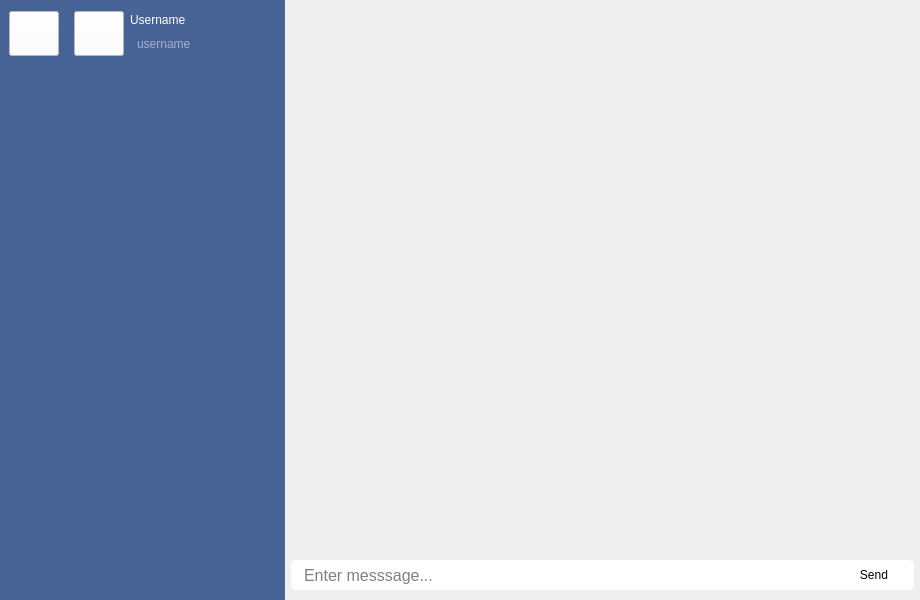
Diamondman51/telegram, file ui_files/main_window.ui: the form before one commit.
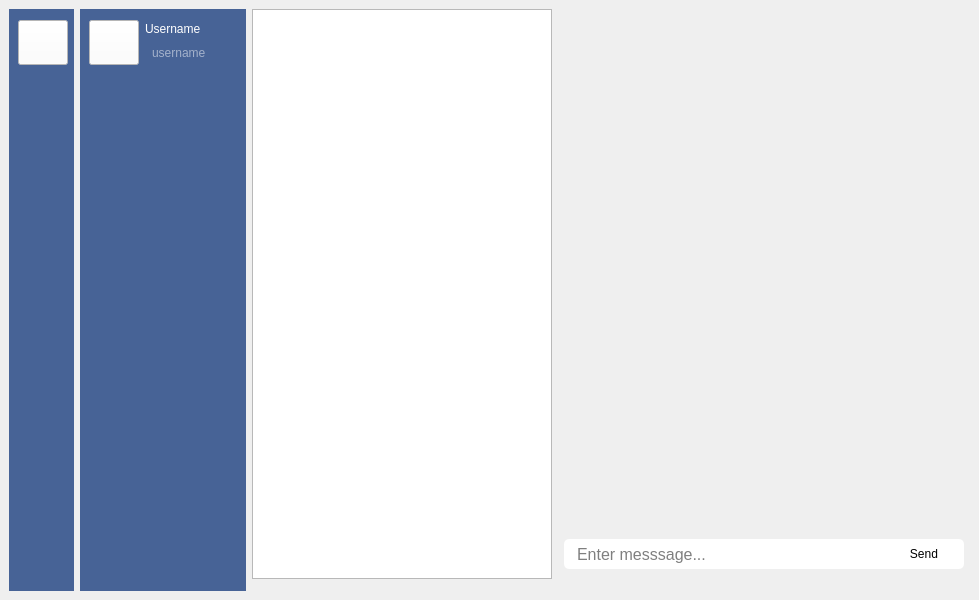
The form after the commit. Icons and pictures are not drawn.

Commit message: adding users list

What changed in the file:
```diff
--- a/ui_files/main_window.ui
+++ b/ui_files/main_window.ui
@@ -6,7 +6,7 @@
    <rect>
     <x>0</x>
     <y>0</y>
-    <width>920</width>
+    <width>979</width>
     <height>600</height>
    </rect>
   </property>
@@ -15,21 +15,21 @@
   </property>
   <layout class="QGridLayout" name="gridLayout_2">
    <property name="leftMargin">
-    <number>0</number>
+    <number>9</number>
    </property>
    <property name="topMargin">
-    <number>0</number>
+    <number>9</number>
    </property>
    <property name="rightMargin">
-    <number>0</number>
+    <number>9</number>
    </property>
    <property name="bottomMargin">
-    <number>0</number>
+    <number>9</number>
    </property>
    <property name="spacing">
-    <number>0</number>
+    <number>6</number>
    </property>
-   <item row="0" column="2" colspan="2">
+   <item row="0" column="3" colspan="2">
     <widget class="QStackedWidget" name="stackedWidget">
      <widget class="QWidget" name="page">
       <property name="styleSheet">
@@ -57,8 +57,15 @@
        </property>
        <item>
         <widget class="QListWidget" name="listWidget_for_messages">
+         <property name="minimumSize">
+          <size>
+           <width>400</width>
+           <height>0</height>
+          </size>
+         </property>
          <property name="styleSheet">
-          <string notr="true">background-color: rgba(255, 255, 255, 0);
+          <string notr="true">color: rgb(255, 255, 255);
+background-color: rgba(255, 255, 255,0);
 border:none</string>
          </property>
          <property name="verticalScrollMode">
@@ -143,6 +150,12 @@
    </item>
    <item row="0" column="1" rowspan="3">
     <widget class="QWidget" name="widget_2" native="true">
+     <property name="minimumSize">
+      <size>
+       <width>166</width>
+       <height>0</height>
+      </size>
+     </property>
      <property name="maximumSize">
       <size>
        <width>220</width>
@@ -312,6 +325,22 @@
      </layout>
     </widget>
    </item>
+   <item row="0" column="2">
+    <widget class="QListWidget" name="users_listWidget">
+     <property name="minimumSize">
+      <size>
+       <width>300</width>
+       <height>0</height>
+      </size>
+     </property>
+     <property name="maximumSize">
+      <size>
+       <width>320</width>
+       <height>16777215</height>
+      </size>
+     </property>
+    </widget>
+   </item>
   </layout>
  </widget>
  <resources>
```
Left out of the diff: 40 changed lines with no effect on the pictures. The commit also changes 5 other files.
